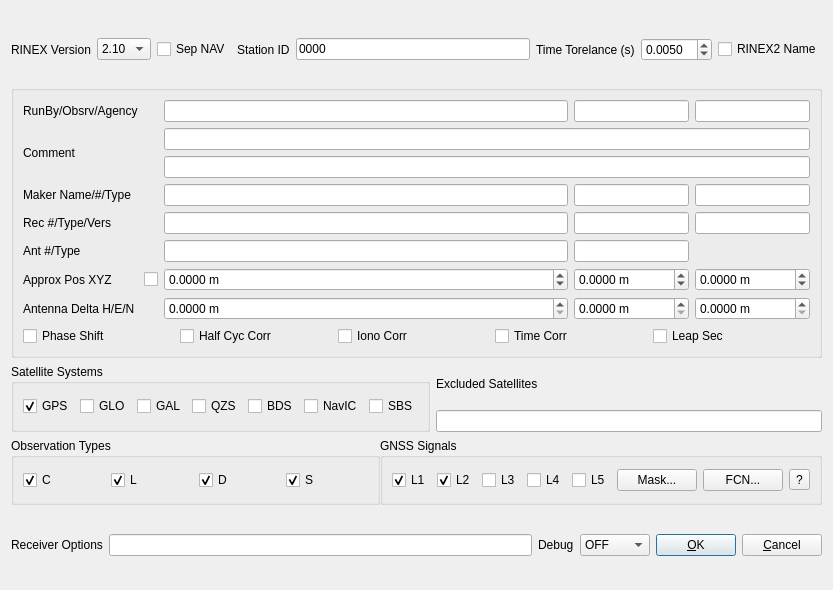
Before: the Qt Designer form app/qtapp/rtkconv_qt/convopt.ui in lhuisman/myRTKLIB, drawn with Qt 5.
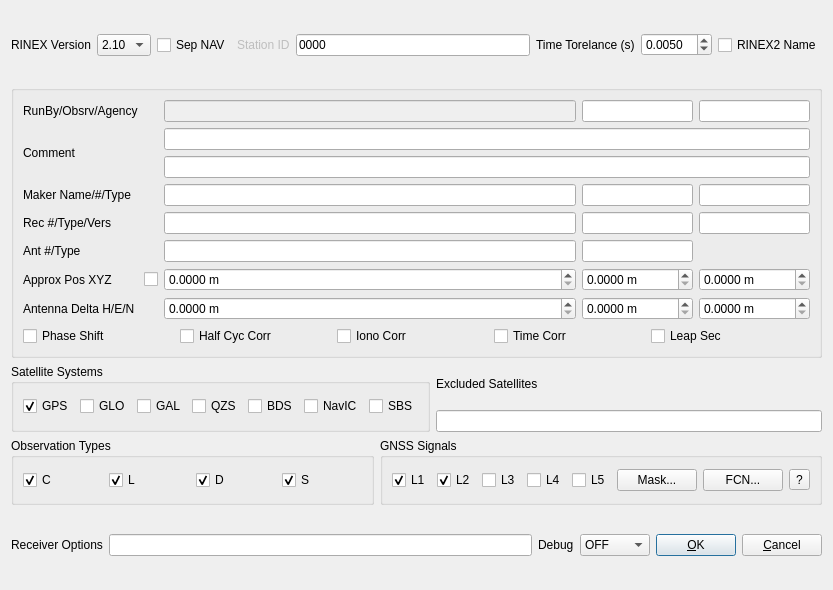
After: the same form once the commit is applied.

The edit to the form file:
```diff
--- a/app/qtapp/rtkconv_qt/convopt.ui
+++ b/app/qtapp/rtkconv_qt/convopt.ui
@@ -23,6 +23,9 @@
       <property name="leftMargin">
        <number>0</number>
       </property>
+      <property name="topMargin">
+       <number>0</number>
+      </property>
       <property name="rightMargin">
        <number>0</number>
       </property>
@@ -30,10 +33,7 @@
        <number>0</number>
       </property>
       <item>
-       <widget class="QLabel" name="Label9">
-        <property name="enabled">
-         <bool>true</bool>
-        </property>
+       <widget class="QLabel" name="lbRinexVersion">
         <property name="toolTip">
          <string/>
         </property>
@@ -43,10 +43,7 @@
        </widget>
       </item>
       <item>
-       <widget class="QComboBox" name="RnxVer">
-        <property name="enabled">
-         <bool>true</bool>
-        </property>
+       <widget class="QComboBox" name="cBRinexVersion">
         <property name="toolTip">
          <string/>
         </property>
@@ -102,7 +99,7 @@
       <item>
        <widget class="QLabel" name="Label12">
         <property name="enabled">
-         <bool>true</bool>
+         <bool>false</bool>
         </property>
         <property name="toolTip">
          <string/>
@@ -113,10 +110,7 @@
        </widget>
       </item>
       <item>
-       <widget class="QLineEdit" name="RnxCode">
-        <property name="enabled">
-         <bool>true</bool>
-        </property>
+       <widget class="QLineEdit" name="lERinexStationCode">
         <property name="toolTip">
          <string/>
         </property>
@@ -153,9 +147,6 @@
         <property name="text">
          <string>RINEX2 Name</string>
         </property>
-        <property name="checked">
-         <bool>false</bool>
-        </property>
        </widget>
       </item>
      </layout>
@@ -166,16 +157,10 @@
      <property name="toolTip">
       <string/>
      </property>
-     <property name="title">
-      <string/>
-     </property>
      <layout class="QGridLayout" name="gridLayout">
       <item row="9" column="0" colspan="7">
        <widget class="QWidget" name="options" native="true">
         <layout class="QHBoxLayout" name="horizontalLayout_7">
-         <property name="spacing">
-          <number>0</number>
-         </property>
          <property name="leftMargin">
           <number>0</number>
          </property>
@@ -183,7 +168,7 @@
           <number>0</number>
          </property>
          <property name="rightMargin">
-          <number>0</number>
+          <number>8</number>
          </property>
          <property name="bottomMargin">
           <number>0</number>
@@ -251,16 +236,10 @@
        </widget>
       </item>
       <item row="3" column="5" colspan="2">
-       <widget class="QLineEdit" name="MarkerType">
-        <property name="enabled">
-         <bool>true</bool>
-        </property>
+       <widget class="QLineEdit" name="lEMarkerType">
         <property name="toolTip">
          <string/>
         </property>
-        <property name="text">
-         <string/>
-        </property>
        </widget>
       </item>
       <item row="0" column="0">
@@ -303,29 +282,17 @@
        </widget>
       </item>
       <item row="3" column="2">
-       <widget class="QLineEdit" name="Marker">
-        <property name="enabled">
-         <bool>true</bool>
-        </property>
+       <widget class="QLineEdit" name="lEMarker">
         <property name="toolTip">
          <string/>
         </property>
-        <property name="text">
-         <string/>
-        </property>
        </widget>
       </item>
       <item row="0" column="3" colspan="2">
-       <widget class="QLineEdit" name="Name0">
-        <property name="enabled">
-         <bool>true</bool>
-        </property>
+       <widget class="QLineEdit" name="lEObserver">
         <property name="toolTip">
          <string/>
         </property>
-        <property name="text">
-         <string/>
-        </property>
        </widget>
       </item>
       <item row="8" column="0">
@@ -342,29 +309,17 @@
        </widget>
       </item>
       <item row="4" column="5" colspan="2">
-       <widget class="QLineEdit" name="Rec2">
-        <property name="enabled">
-         <bool>true</bool>
-        </property>
+       <widget class="QLineEdit" name="lEReceiverVersion">
         <property name="toolTip">
          <string/>
         </property>
-        <property name="text">
-         <string/>
-        </property>
        </widget>
       </item>
       <item row="0" column="5" colspan="2">
-       <widget class="QLineEdit" name="Name1">
-        <property name="enabled">
-         <bool>true</bool>
-        </property>
+       <widget class="QLineEdit" name="lEAgency">
         <property name="toolTip">
          <string/>
         </property>
-        <property name="text">
-         <string/>
-        </property>
        </widget>
       </item>
       <item row="5" column="0">
@@ -394,10 +349,7 @@
        </widget>
       </item>
       <item row="5" column="2">
-       <widget class="QLineEdit" name="Ant0">
-        <property name="enabled">
-         <bool>true</bool>
-        </property>
+       <widget class="QLineEdit" name="lEAntenna">
         <property name="toolTip">
          <string/>
         </property>
@@ -422,27 +374,18 @@
       <item row="0" column="2">
        <widget class="QLineEdit" name="RunBy">
         <property name="enabled">
-         <bool>true</bool>
+         <bool>false</bool>
         </property>
         <property name="toolTip">
          <string/>
         </property>
-        <property name="text">
-         <string/>
-        </property>
        </widget>
       </item>
       <item row="4" column="3" colspan="2">
-       <widget class="QLineEdit" name="Rec1">
-        <property name="enabled">
-         <bool>true</bool>
-        </property>
+       <widget class="QLineEdit" name="lEReceiverType">
         <property name="toolTip">
          <string/>
         </property>
-        <property name="text">
-         <string/>
-        </property>
        </widget>
       </item>
       <item row="3" column="0">
@@ -459,16 +402,10 @@
        </widget>
       </item>
       <item row="5" column="3" colspan="2">
-       <widget class="QLineEdit" name="Ant1">
-        <property name="enabled">
-         <bool>true</bool>
-        </property>
+       <widget class="QLineEdit" name="lEAntennaType">
         <property name="toolTip">
          <string/>
         </property>
-        <property name="text">
-         <string/>
-        </property>
        </widget>
       </item>
       <item row="1" column="2" colspan="5">
@@ -485,16 +422,10 @@
        </widget>
       </item>
       <item row="4" column="2">
-       <widget class="QLineEdit" name="Rec0">
-        <property name="enabled">
-         <bool>true</bool>
-        </property>
+       <widget class="QLineEdit" name="lEReceiver">
         <property name="toolTip">
          <string/>
         </property>
-        <property name="text">
-         <string/>
-        </property>
        </widget>
       </item>
       <item row="1" column="0" rowspan="2">
@@ -511,16 +442,10 @@
        </widget>
       </item>
       <item row="3" column="3" colspan="2">
-       <widget class="QLineEdit" name="MarkerNo">
-        <property name="enabled">
-         <bool>true</bool>
-        </property>
+       <widget class="QLineEdit" name="lEMarkerNo">
         <property name="toolTip">
          <string/>
         </property>
-        <property name="text">
-         <string/>
-        </property>
        </widget>
       </item>
       <item row="7" column="2">
@@ -531,11 +456,8 @@
         <property name="decimals">
          <number>4</number>
         </property>
-        <property name="minimum">
-         <double>-9000000.000000000000000</double>
-        </property>
         <property name="maximum">
-         <double>9000000.000000000000000</double>
+         <double>1000000.000000000000000</double>
         </property>
        </widget>
       </item>
@@ -547,11 +469,8 @@
         <property name="decimals">
          <number>4</number>
         </property>
-        <property name="minimum">
-         <double>-9000000.000000000000000</double>
-        </property>
         <property name="maximum">
-         <double>9000000.000000000000000</double>
+         <double>1000000.000000000000000</double>
         </property>
        </widget>
       </item>
@@ -563,11 +482,8 @@
         <property name="decimals">
          <number>4</number>
         </property>
-        <property name="minimum">
-         <double>-9000000.000000000000000</double>
-        </property>
         <property name="maximum">
-         <double>9000000.000000000000000</double>
+         <double>1000000.000000000000000</double>
         </property>
        </widget>
       </item>
@@ -748,9 +664,6 @@
    <item>
     <widget class="QWidget" name="widget_4" native="true">
      <layout class="QHBoxLayout" name="horizontalLayout_6">
-      <property name="spacing">
-       <number>0</number>
-      </property>
       <property name="leftMargin">
        <number>0</number>
       </property>
```
Left out of the diff: 297 changed lines with no effect on the pictures.
